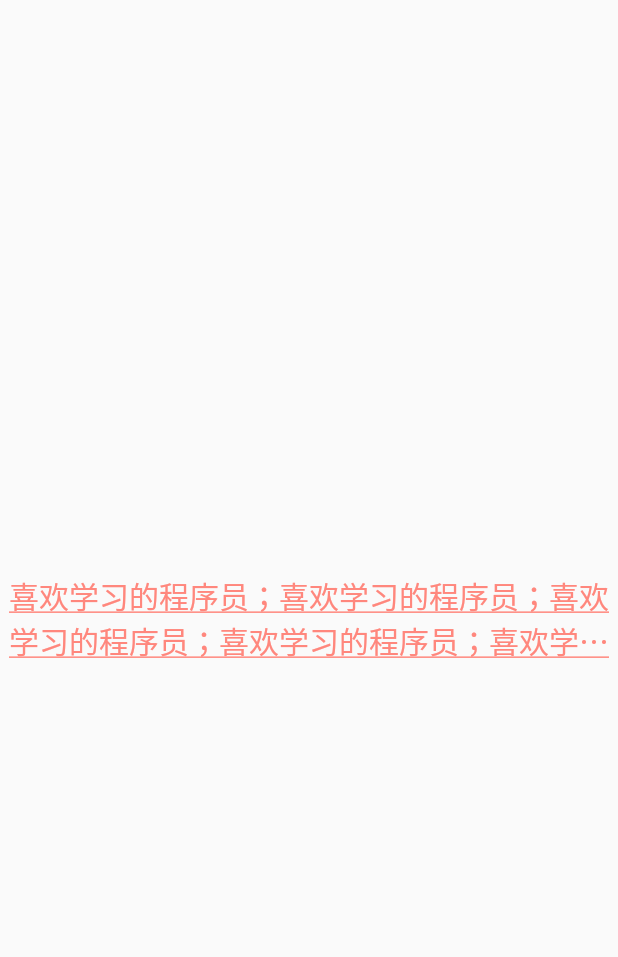
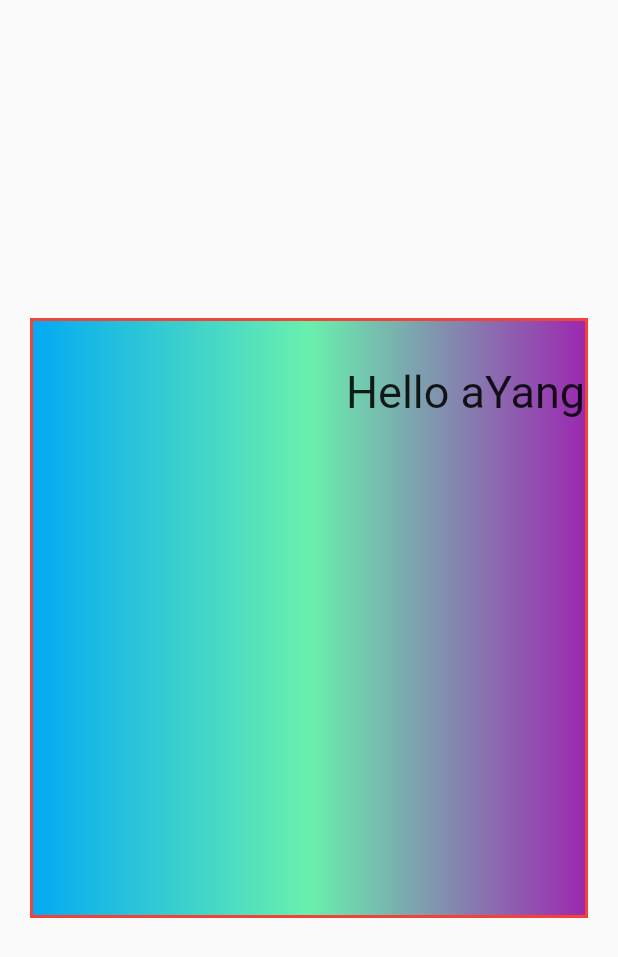
Before and after one commit to aYangLi/js_pang_flutter, a Flutter app: the screen it shows after launch, on a phone screen of 412 x 824 dp. Shown: the top 957 px of the screen. Run offline on Flutter 3.47's test engine with Material 2 defaults, Android fonts, the phone set to English and light mode, and no system bars.

Commit message:
container 组件

```diff
--- a/lib/main.dart
+++ b/lib/main.dart
@@ -9,18 +9,26 @@ class MyApp extends StatelessWidget{
       title: 'Text Widget',
       home: Scaffold(
         body: Center(
-          child: Text(
-            '喜欢学习的程序员；喜欢学习的程序员；喜欢学习的程序员；喜欢学习的程序员；喜欢学习的程序员；喜欢学习的程序员；喜欢学习的程序员；喜欢学习的程序员；喜欢学习的程序员；',
-            textAlign: TextAlign.center,
-            maxLines: 2,
-            overflow: TextOverflow.ellipsis,
-            style: TextStyle(
-              fontSize: 20.0,
-              color: Color.fromARGB(255, 255, 135, 125),
-              decoration: TextDecoration.underline,
-              decorationStyle: TextDecorationStyle.solid,
+          child: Container(
+            child: Text(
+              'Hello aYang',
+              style: TextStyle(
+                fontSize: 30.0,
+              ),
             ),
-          ),
+            alignment:Alignment.topRight,
+            width: 500,
+            height: 400.0,
+            // color: Colors.lightBlue,
+            padding: const EdgeInsets.fromLTRB(10.0,30.0,0,30.0),
+            margin: const EdgeInsets.all(20.0),
+            decoration: BoxDecoration(
+              gradient: const LinearGradient(
+                colors: [Colors.lightBlue,Colors.greenAccent,Colors.purple]
+              ),
+              border: Border.all(width: 2.0,color: Colors.red)
+            ),
+          )
         ),
       ),
     );
```
